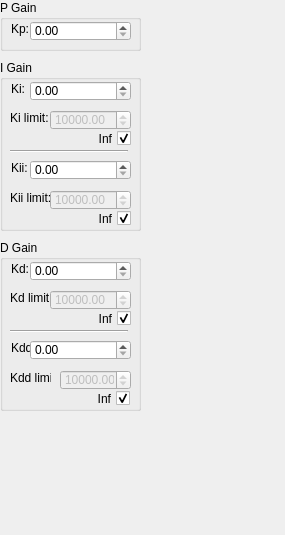
Qt form l674_lock_ui/widgets/pid_settings.ui (OxfordIonTrapGroup/stabilizer-ui) before a commit.
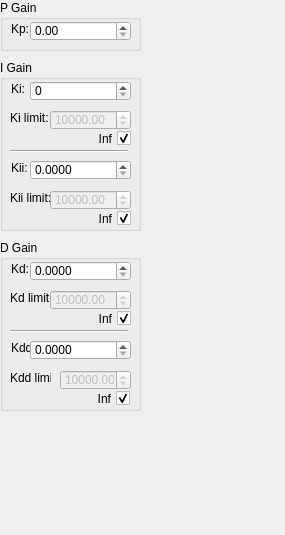
The same form after that commit.

Commit message: Added transfer function viewer. Fixed some min/max values of the double spin boxes to ensure a valid filter.

```diff
--- a/l674_lock_ui/widgets/pid_settings.ui
+++ b/l674_lock_ui/widgets/pid_settings.ui
@@ -46,6 +46,12 @@
       <height>20</height>
      </rect>
     </property>
+    <property name="keyboardTracking">
+     <bool>false</bool>
+    </property>
+    <property name="decimals">
+     <number>0</number>
+    </property>
     <property name="maximum">
      <double>100000.000000000000000</double>
     </property>
@@ -162,8 +168,17 @@
       <height>20</height>
      </rect>
     </property>
+    <property name="keyboardTracking">
+     <bool>false</bool>
+    </property>
+    <property name="decimals">
+     <number>4</number>
+    </property>
     <property name="maximum">
-     <double>100000.000000000000000</double>
+     <double>1.000000000000000</double>
+    </property>
+    <property name="singleStep">
+     <double>0.001000000000000</double>
     </property>
    </widget>
    <widget class="QCheckBox" name="Ki_limitIsInf">
@@ -289,6 +304,12 @@
       <height>20</height>
      </rect>
     </property>
+    <property name="keyboardTracking">
+     <bool>false</bool>
+    </property>
+    <property name="decimals">
+     <number>4</number>
+    </property>
     <property name="maximum">
      <double>100000.000000000000000</double>
     </property>
@@ -405,6 +426,12 @@
       <height>20</height>
      </rect>
     </property>
+    <property name="keyboardTracking">
+     <bool>false</bool>
+    </property>
+    <property name="decimals">
+     <number>4</number>
+    </property>
     <property name="maximum">
      <double>100000.000000000000000</double>
     </property>
```
Left out of the diff: 21 changed lines with no effect on the pictures. The commit also changes 6 other files.
